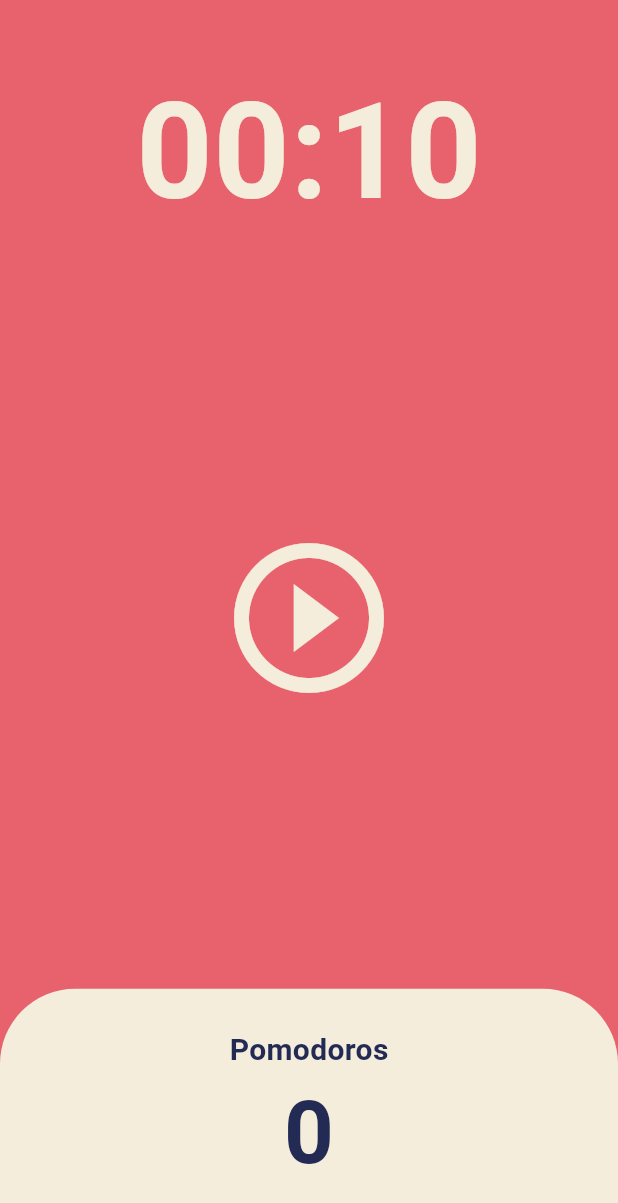
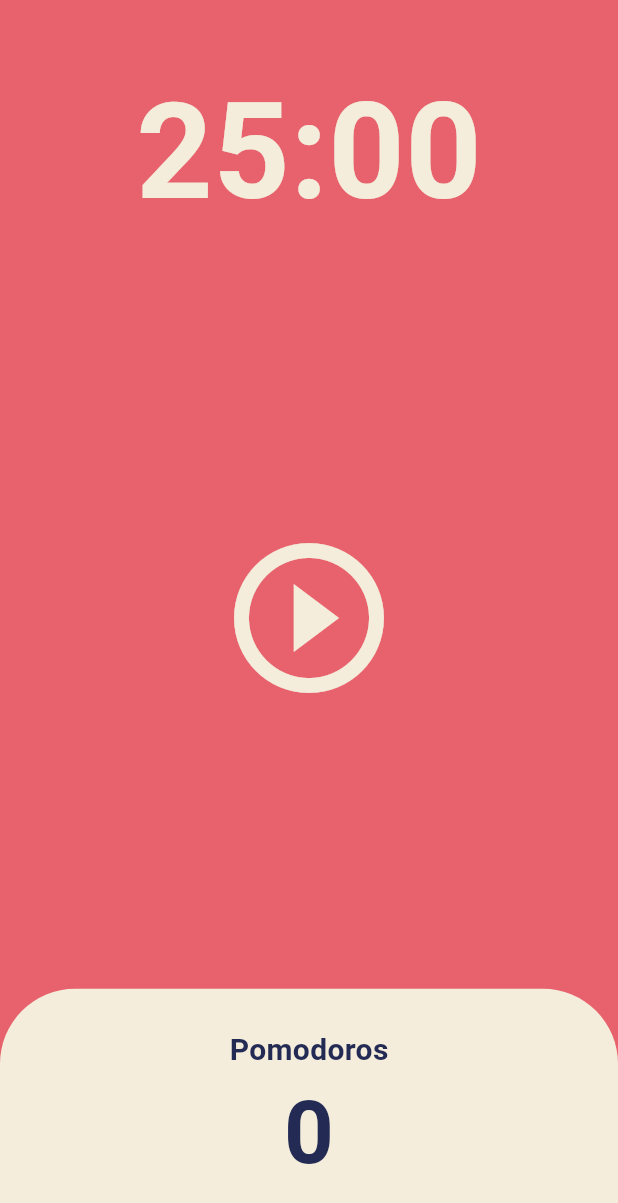
Before and after one commit to yeohj0710/flutter-webtoon-explorer, a Flutter app: the screen it shows after launch, on a phone screen of 412 x 824 dp. Shown: the top 1203 px of the screen. Run offline on Flutter 3.47's test engine with Material 3 defaults, Android fonts, the light colour scheme and no system bars.

Commit message:
2404030018 pomodoro app completed

```diff
--- a/lib/screens/home_screen.dart
+++ b/lib/screens/home_screen.dart
@@ -10,7 +10,7 @@ class HomeScreen extends StatefulWidget {
 
 class _HomeScreenState extends State<HomeScreen> {
   static const twentyFiveMinutes = 1500;
-  int totalSeconds = 10;
+  int totalSeconds = twentyFiveMinutes;
   bool isRunning = false;
   int totalPomodoros = 0;
   late Timer timer;
```
